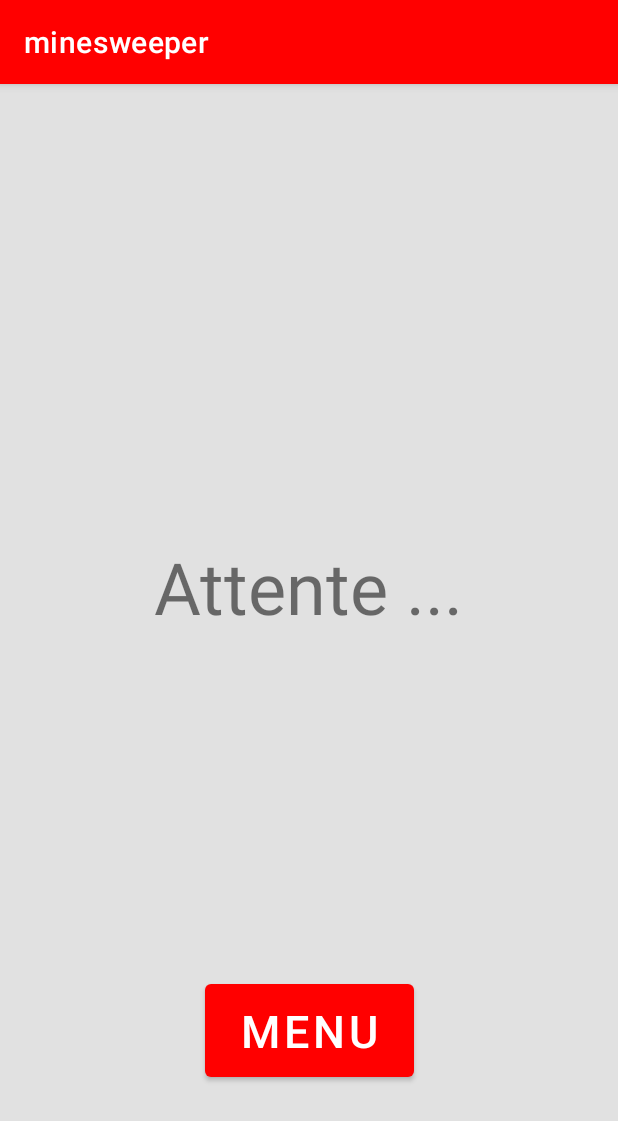
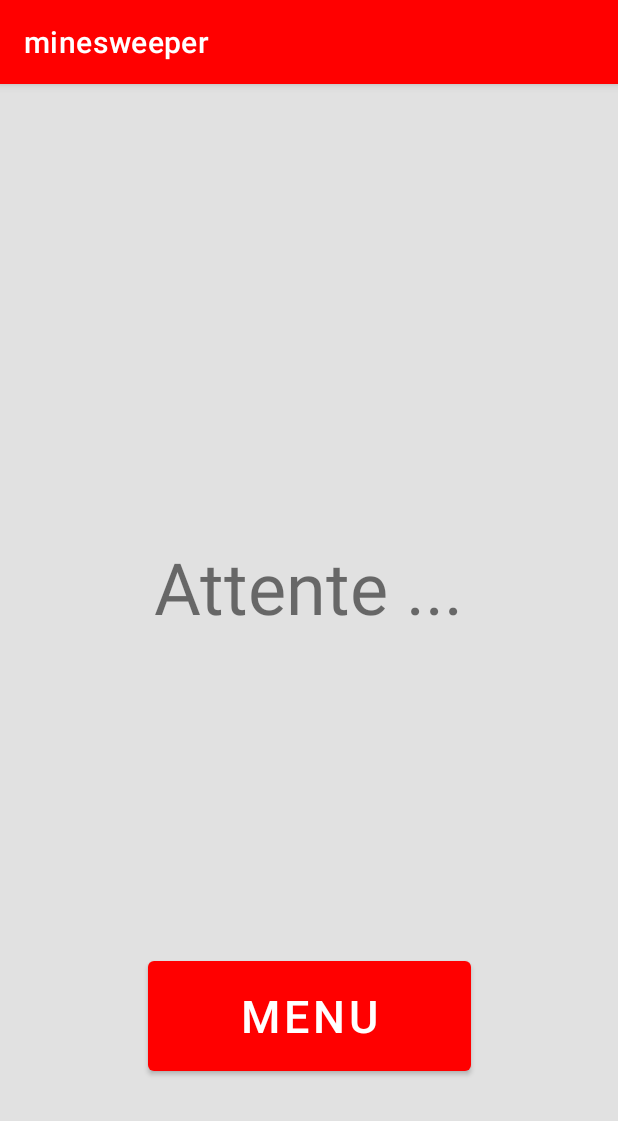
Before and after one commit to pmbjojo/minesweeper, an Android app: the EndGame screen opened directly, with no data from a screen before it, on a phone screen of 412 x 824 dp. Shown: the top 1121 px of the screen. Run offline under Robolectric (Android 15) with nearby library versions, the phone set to English and light mode, and no system bars.

Commit message:
modification endgame

```diff
--- a/app/src/main/java/com/example/minesweeper/EndGame.java
+++ b/app/src/main/java/com/example/minesweeper/EndGame.java
@@ -2,13 +2,30 @@ package com.example.minesweeper;
 
 import androidx.appcompat.app.AppCompatActivity;
 
+import android.content.Intent;
 import android.os.Bundle;
+
+import com.example.minesweeper.databinding.ActivityEndGameBinding;
+import com.example.minesweeper.databinding.ActivityMainBinding;
 
 public class EndGame extends AppCompatActivity {
 
+    private ActivityEndGameBinding binding;
     @Override
     protected void onCreate(Bundle savedInstanceState) {
         super.onCreate(savedInstanceState);
         setContentView(R.layout.activity_end_game);
+        binding = ActivityEndGameBinding.inflate(getLayoutInflater());
+    }
+
+    @Override
+    protected void onResume() {
+        super.onResume();
+        Intent intentEG = new Intent(EndGame.this, StartGame.class);
+        Bundle bundle = new Bundle();
+        binding.egHomebutton.setOnClickListener(v -> {
+            intentEG.putExtras(bundle);
+            startActivity(intentEG);
+        });
     }
 }
--- a/app/src/main/res/layout/activity_end_game.xml
+++ b/app/src/main/res/layout/activity_end_game.xml
@@ -22,9 +22,9 @@
 
     <Button
         android:id="@+id/eg_homebutton"
-        android:layout_width="139dp"
-        android:layout_height="74dp"
-        android:layout_marginBottom="100dp"
+        android:layout_width="215dp"
+        android:layout_height="85dp"
+        android:layout_marginBottom="104dp"
         android:text="@string/eg_menu"
         android:textSize="30sp"
         app:layout_constraintBottom_toBottomOf="parent"
```
